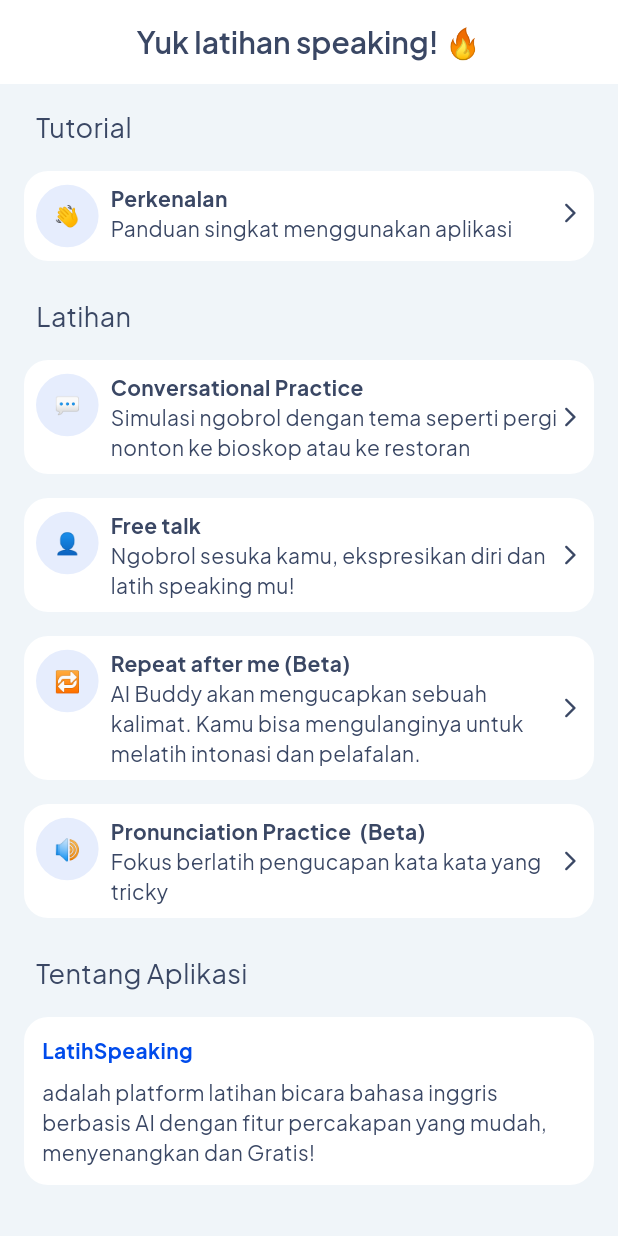
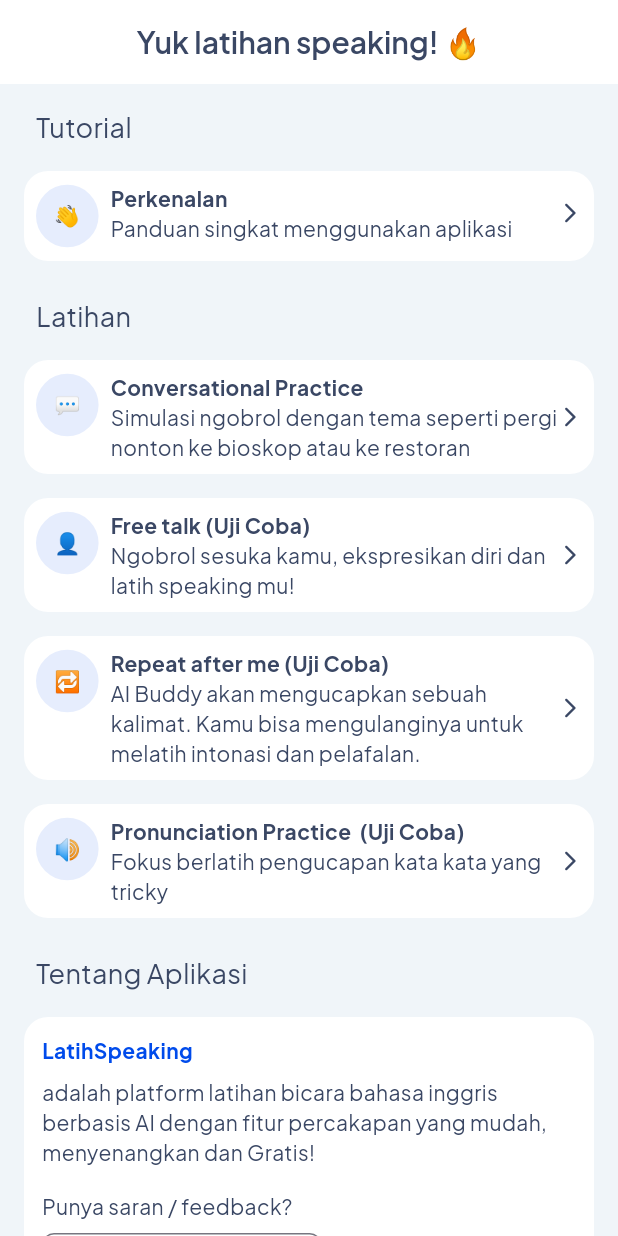
Before and after one commit to mikirinkode/latihspeaking, a Flutter app: the screen it shows after launch, on a phone screen of 412 x 824 dp. Run offline on Flutter 3.47's test engine with Material 3 defaults, Android fonts, the phone set to English and light mode, and no system bars; our stand-ins replace avatar_glow, cloud_firestore, firebase_auth, firebase_core, flutter_gemini, flutter_markdown and 8 more; missing offline and left inert: markdown, translator; accounts and stored records are empty.

Commit message:
feat: feedback

```diff
--- a/lib/app/modules/home/views/home_view.dart
+++ b/lib/app/modules/home/views/home_view.dart
@@ -28,8 +28,8 @@ class HomeView extends GetView<HomeController> {
             crossAxisAlignment: CrossAxisAlignment.start,
             children: [
               kIsWeb &&
-                  (defaultTargetPlatform == TargetPlatform.iOS ||
-                      defaultTargetPlatform == TargetPlatform.android)
+                      (defaultTargetPlatform == TargetPlatform.iOS ||
+                          defaultTargetPlatform == TargetPlatform.android)
                   ? GestureDetector(
                       onTap: () {
                         launchUrl(
@@ -105,7 +105,7 @@ class HomeView extends GetView<HomeController> {
               ),
               PracticeCard(
                 icon: "👤",
-                title: "Free talk",
+                title: "Free talk (Uji Coba)",
                 desc:
                     "Ngobrol sesuka kamu, ekspresikan diri dan latih speaking mu!",
                 onTap: () {
@@ -117,9 +117,9 @@ class HomeView extends GetView<HomeController> {
               ),
               PracticeCard(
                 icon: "🔁",
-                title: "Repeat after me (Beta)",
+                title: "Repeat after me (Uji Coba)",
                 desc:
-                "AI Buddy akan mengucapkan sebuah kalimat. Kamu bisa mengulanginya untuk melatih intonasi dan pelafalan.",
+                    "AI Buddy akan mengucapkan sebuah kalimat. Kamu bisa mengulanginya untuk melatih intonasi dan pelafalan.",
                 onTap: () {
                   Get.toNamed(Routes.PLAYGROUND, arguments: {
                     "VOICE_MODEL": "Female",
@@ -129,7 +129,7 @@ class HomeView extends GetView<HomeController> {
               ),
               PracticeCard(
                 icon: "🔊",
-                title: "Pronunciation Practice  (Beta)",
+                title: "Pronunciation Practice  (Uji Coba)",
                 desc: "Fokus berlatih pengucapan kata kata yang tricky",
                 onTap: () {
                   Get.toNamed(Routes.PLAYGROUND, arguments: {
@@ -190,12 +190,34 @@ class HomeView extends GetView<HomeController> {
                     child: Column(
                       crossAxisAlignment: CrossAxisAlignment.start,
                       children: [
-                        Text("LatihSpeaking", style: TextStyle(color: AppColor.PRIMARY, fontSize: 14, fontWeight: FontWeight.bold),),
+                        Text(
+                          "LatihSpeaking",
+                          style: TextStyle(
+                              color: AppColor.PRIMARY,
+                              fontSize: 14,
+                              fontWeight: FontWeight.bold),
+                        ),
                         SizedBox(
                           height: 8,
                         ),
                         Text(
-                            "adalah platform latihan bicara bahasa inggris berbasis AI dengan fitur percakapan yang mudah, menyenangkan dan Gratis!")
+                            "adalah platform latihan bicara bahasa inggris berbasis AI dengan fitur percakapan yang mudah, menyenangkan dan Gratis!"),
+                        SizedBox(height: 16),
+                        Text("Punya saran / feedback?"),
+                        SizedBox(
+                          height: 8,
+                        ),
+                        SecondaryButton(
+                            text: "Kirim Feedback", onPressed: () {
+                          if (kIsWeb) {
+                            launchUrl(
+                              Uri.parse("https://forms.gle/bxRNgavRcVwxCdo67"),
+                              mode: LaunchMode.externalApplication,
+                            );
+                          } else {
+                            Get.toNamed(Routes.EMBEDDED_WEB);
+                          }
+                        })
                       ],
                     ),
                   ))
--- a/lib/app/routes/app_pages.dart
+++ b/lib/app/routes/app_pages.dart
@@ -3,6 +3,8 @@ import 'package:get/get.dart';
 import 'package:speaking/app/data/middleware/auth_middleware.dart';
 import 'package:speaking/app/modules/conversation/bindings/conversation_binding.dart';
 import 'package:speaking/app/modules/conversation/views/conversation_view.dart';
+import 'package:speaking/app/modules/embedded_web/bindings/embedded_web_binding.dart';
+import 'package:speaking/app/modules/embedded_web/views/embedded_web_view.dart';
 import 'package:speaking/app/modules/introduction/bindings/introduction_binding.dart';
 import 'package:speaking/app/modules/introduction/views/introduction_view.dart';
 import 'package:speaking/app/modules/login/bindings/login_binding.dart';
@@ -61,5 +63,10 @@ class AppPages {
       page: () => IntroductionView(),
       binding: IntroductionBinding(),
     ),
+    GetPage(
+      name: _Paths.EMBEDDED_WEB,
+      page: () => EmbeddedWebView(),
+      binding: EmbeddedWebBinding(),
+    ),
   ];
 }
--- a/lib/app/routes/app_routes.dart
+++ b/lib/app/routes/app_routes.dart
@@ -10,6 +10,7 @@ abstract class Routes {
   static const SELECT_CONVERSATION = _Paths.SELECT_CONVERSATION;
   static const CONVERSATION = _Paths.CONVERSATION;
   static const INTRODUCTION = _Paths.INTRODUCTION;
+  static const EMBEDDED_WEB = _Paths.EMBEDDED_WEB;
 }
 
 abstract class _Paths {
@@ -21,4 +22,5 @@ abstract class _Paths {
   static const SELECT_CONVERSATION = '/select-conversation';
   static const CONVERSATION = '/conversation';
   static const INTRODUCTION = '/introduction';
+  static const EMBEDDED_WEB = '/embedded-web';
 }
--- a/pubspec.yaml
+++ b/pubspec.yaml
@@ -58,6 +58,8 @@ dependencies:
   firebase_auth: ^5.1.0
   google_sign_in: ^6.2.1
   url_launcher: ^6.3.0
+  webview_flutter: ^4.8.0
+  get_storage: ^2.1.1
 
 dev_dependencies:
   flutter_test:
```
Also changed, not shown: lib/app/modules/embedded_web/bindings/embedded_web_binding.dart (added, +12 -0 lines), lib/app/modules/embedded_web/controllers/embedded_web_controller.dart (added, +65 -0 lines), lib/app/modules/embedded_web/views/embedded_web_view.dart (added, +36 -0 lines), pubspec.lock.
